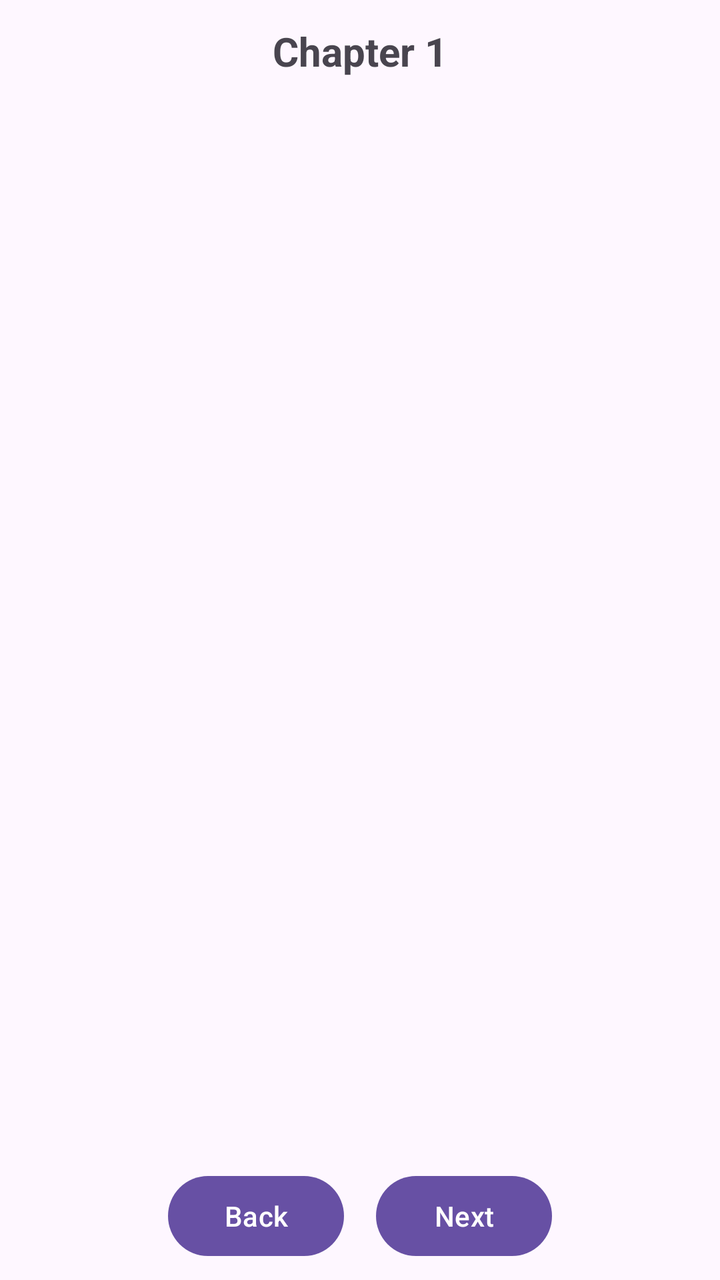
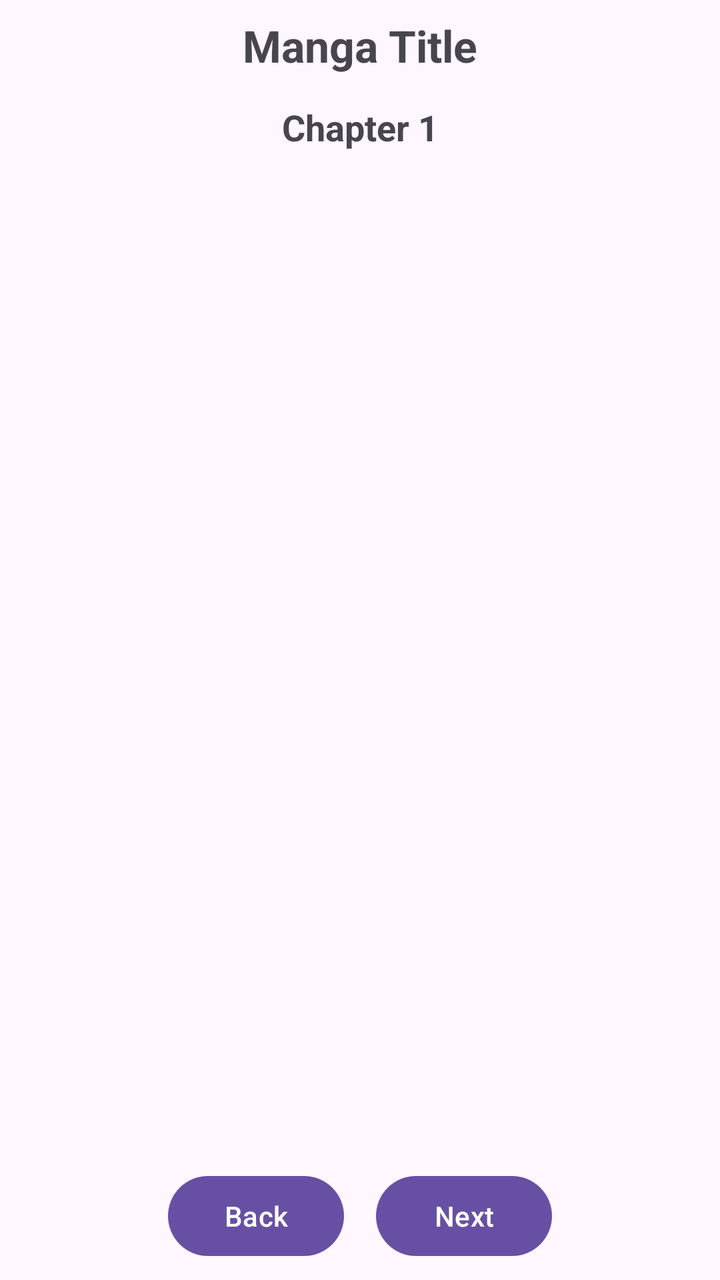

Compare the two renders of this Android layout. The source of the first and the diff that turns it into the second are given below.
<!-- AndroidManifest.xml: application theme Theme.MangaV5 -->
<!-- res/layout/activity_chapter_page.xml -->
<?xml version="1.0" encoding="utf-8"?>
<androidx.constraintlayout.widget.ConstraintLayout
    xmlns:android="http://schemas.android.com/apk/res/android"
    xmlns:app="http://schemas.android.com/apk/res-auto"
    android:layout_width="match_parent"
    android:layout_height="match_parent"
    android:fitsSystemWindows="true"
    >

    
    <TextView
        android:id="@+id/chapterNumber"
        android:layout_width="0dp"
        android:layout_height="wrap_content"
        android:text="Chapter 1"
        android:textSize="20sp"
        android:textStyle="bold"
        android:gravity="center"
        android:padding="12dp"
        app:layout_constraintTop_toTopOf="parent"
        app:layout_constraintStart_toStartOf="parent"
        app:layout_constraintEnd_toEndOf="parent" />

    
    <androidx.recyclerview.widget.RecyclerView
        android:id="@+id/recyclerPages"
        android:layout_width="0dp"
        android:layout_height="0dp"
        android:clipToPadding="false"
        android:padding="0dp"
        android:scrollbars="vertical"
        app:layout_constraintTop_toBottomOf="@id/chapterNumber"
        app:layout_constraintBottom_toTopOf="@id/navButtonsLayout"
        app:layout_constraintStart_toStartOf="parent"
        app:layout_constraintEnd_toEndOf="parent" />

    
    <LinearLayout
        android:id="@+id/navButtonsLayout"
        android:layout_width="0dp"
        android:layout_height="wrap_content"
        android:gravity="center"
        android:orientation="horizontal"
        android:padding="8dp"
        app:layout_constraintBottom_toBottomOf="parent"
        app:layout_constraintStart_toStartOf="parent"
        app:layout_constraintEnd_toEndOf="parent">

        <Button
            android:id="@+id/btnPrevious"
            android:layout_width="wrap_content"
            android:layout_height="wrap_content"
            android:text="Back" />

        <Button
            android:id="@+id/btnNext"
            android:layout_width="wrap_content"
            android:layout_height="wrap_content"
            android:text="Next"
            android:layout_marginStart="16dp"/>
    </LinearLayout>

</androidx.constraintlayout.widget.ConstraintLayout>
<!-- resources referenced by this layout -->
<resources>
  <style name="Theme.MangaV5" parent="Theme.MaterialComponents.DayNight.DarkActionBar">
          
          <item name="colorPrimary">@color/purple_500</item>
          <item name="colorPrimaryVariant">@color/purple_700</item>
          <item name="colorOnPrimary">@color/white</item>
          
          <item name="colorSecondary">@color/teal_200</item>
          <item name="colorSecondaryVariant">@color/teal_700</item>
          <item name="colorOnSecondary">@color/black</item>
          
          <item name="android:statusBarColor">?attr/colorPrimaryVariant</item>
          
      </style>
  <color name="purple_500">#FF6200EE</color>
  <color name="purple_700">#FF3700B3</color>
  <color name="white">#FFFFFFFF</color>
  <color name="teal_200">#FF03DAC5</color>
  <color name="teal_700">#FF018786</color>
  <color name="black">#FF000000</color>
</resources>

<!-- the commit's change to res/layout/activity_chapter_page.xml (unified diff, before → after) -->
@@ -1,11 +1,23 @@
-<?xml version="1.0" encoding="utf-8"?>
 <androidx.constraintlayout.widget.ConstraintLayout
     xmlns:android="http://schemas.android.com/apk/res/android"
     xmlns:app="http://schemas.android.com/apk/res-auto"
     android:layout_width="match_parent"
     android:layout_height="match_parent"
-    android:fitsSystemWindows="true"
-    >
+    android:fitsSystemWindows="true">
+
+    
+    <TextView
+        android:id="@+id/mangaTitle"
+        android:layout_width="0dp"
+        android:layout_height="wrap_content"
+        android:text="Manga Title"
+        android:textSize="22sp"
+        android:textStyle="bold"
+        android:gravity="center"
+        android:padding="8dp"
+        app:layout_constraintTop_toTopOf="parent"
+        app:layout_constraintStart_toStartOf="parent"
+        app:layout_constraintEnd_toEndOf="parent"/>
 
     
     <TextView
@@ -13,11 +25,11 @@
         android:layout_width="0dp"
         android:layout_height="wrap_content"
         android:text="Chapter 1"
-        android:textSize="20sp"
+        android:textSize="18sp"
         android:textStyle="bold"
         android:gravity="center"
-        android:padding="12dp"
-        app:layout_constraintTop_toTopOf="parent"
+        android:padding="6dp"
+        app:layout_constraintTop_toBottomOf="@id/mangaTitle"
         app:layout_constraintStart_toStartOf="parent"
         app:layout_constraintEnd_toEndOf="parent" />
 
